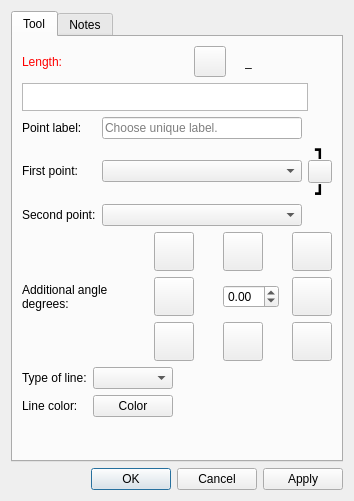
Old version of the form src/libs/vtools/dialogs/tools/dialognormal.ui in the repository dismine/valentina.
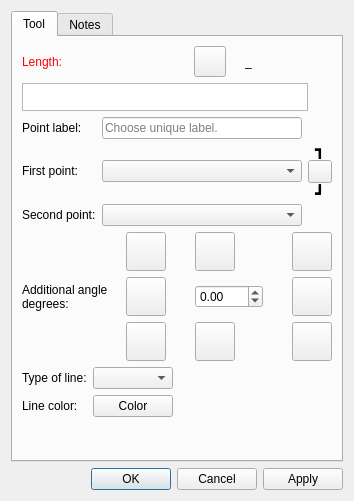
New version of the form. Icons and pictures are not drawn. Custom widgets are drawn as their Qt base class.

Commit message:
Fix hidden angle value in the Point Along Perpendicular dialog
The angle spin box had an Ignored horizontal size policy and a 56px
minimum width, so on the Windows 11 style its wider side-by-side
up/down buttons left no room for the number. Let the style's sizeHint
decide the width.

Branch: develop

Patch:
```diff
--- a/src/libs/vtools/dialogs/tools/dialognormal.ui
+++ b/src/libs/vtools/dialogs/tools/dialognormal.ui
@@ -377,18 +377,6 @@
            </item>
            <item row="1" column="1">
             <widget class="QDoubleSpinBox" name="doubleSpinBoxAngle">
-             <property name="sizePolicy">
-              <sizepolicy hsizetype="Ignored" vsizetype="Fixed">
-               <horstretch>0</horstretch>
-               <verstretch>0</verstretch>
-              </sizepolicy>
-             </property>
-             <property name="minimumSize">
-              <size>
-               <width>56</width>
-               <height>0</height>
-              </size>
-             </property>
              <property name="minimum">
               <double>-360.000000000000000</double>
              </property>
```
The commit also changes 1 other file.
